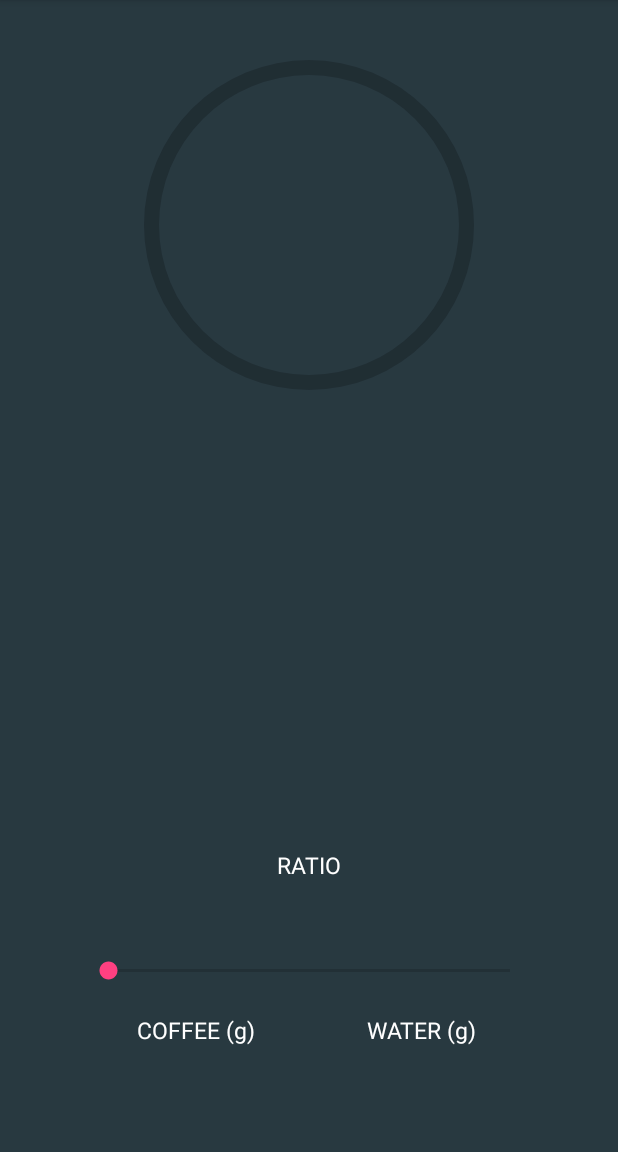
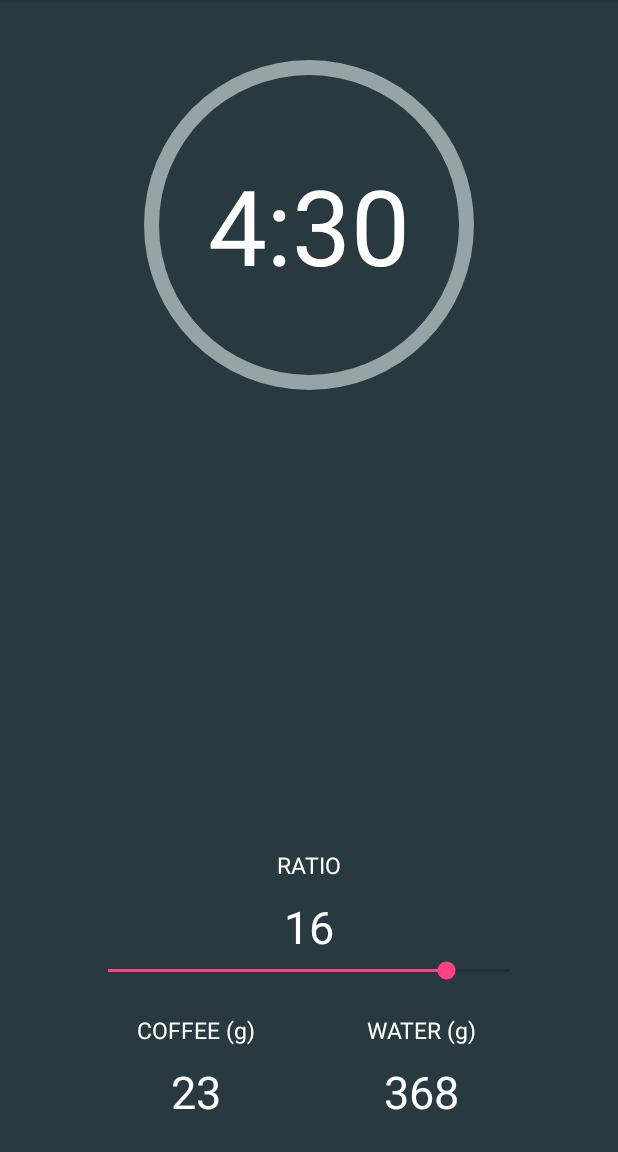
Before and after one commit to akosborn/Pressta, an Android app: the fragment HotBrewFragment shown on its own in the app's theme, on a phone screen of 412 x 824 dp, the part 84-1236 px from its top. Run offline under Robolectric (Android 15) with nearby library versions, the phone set to English and light mode, and no system bars.

```diff
--- a/app/src/main/AndroidManifest.xml
+++ b/app/src/main/AndroidManifest.xml
@@ -18,7 +18,8 @@
                 <category android:name="android.intent.category.LAUNCHER"/>
             </intent-filter>
         </activity>
-        <activity android:name=".controller.BrewActivity"/>
+        <activity android:name=".controller.HotBrewActivity"/>
+        <activity android:name=".controller.ColdBrewActivity"/>
     </application>
 
 </manifest>
--- /dev/null
+++ b/app/src/main/java/me/andrewosborn/pressta/controller/HotBrewActivity.java
@@ -0,0 +1,12 @@
+package me.andrewosborn.pressta.controller;
+
+import android.support.v4.app.Fragment;
+
+public class HotBrewActivity extends SingleFragmentActivity
+{
+    @Override
+    protected Fragment createFragment()
+    {
+        return HotBrewFragment.newInstance();
+    }
+}
--- a/app/src/main/java/me/andrewosborn/pressta/controller/BrewFragment.java
+++ b/app/src/main/java/me/andrewosborn/pressta/controller/HotBrewFragment.java
@@ -18,7 +18,6 @@ import android.view.ViewGroup;
 import android.view.animation.Animation;
 import android.view.animation.RotateAnimation;
 import android.widget.EditText;
-import android.widget.ImageView;
 import android.widget.ProgressBar;
 import android.widget.RelativeLayout;
 import android.widget.SeekBar;
@@ -28,10 +27,8 @@ import me.andrewosborn.pressta.R;
 import me.andrewosborn.pressta.model.Brew;
 import me.andrewosborn.pressta.model.Type;
 
-public class BrewFragment extends Fragment
+public class HotBrewFragment extends Fragment
 {
-    private static final String ARG_BREW_TYPE = "brew_type";
-
     private EditText mCoffeeWeightField;
     private EditText mWaterWeightField;
     private ProgressBar mBrewProgressBar;
@@ -40,21 +37,12 @@ public class BrewFragment extends Fragment
     private TextView mTimeRemainingTextView;
     private AppCompatSeekBar mRatioSeekbar;
     private TextView mRatioTextView;
-    private EditText mColdBrewDurationEditText;
-    private RelativeLayout mDurationRelLayout;
 
-    private Brew mBrew;
-    private Type mBrewType;
+    private static final Brew mBrew = new Brew(Type.HOT, 23, 16, 4.5f);
 
-    public static BrewFragment newInstance(Type brewType)
+    public static HotBrewFragment newInstance()
     {
-        BrewFragment fragment = new BrewFragment();
-
-        Bundle args = new Bundle();
-        args.putSerializable(ARG_BREW_TYPE, brewType);
-        fragment.setArguments(args);
-
-        return fragment;
+        return new HotBrewFragment();
     }
 
     @Nullable
@@ -66,7 +54,7 @@ public class BrewFragment extends Fragment
         super.onCreateView(inflater, container, savedInstanceState);
 
         // Inflate and get reference to calculation fragment view
-        View view = inflater.inflate(R.layout.fragment_brew, container, false);
+        View view = inflater.inflate(R.layout.fragment_hot_brew, container, false);
 
         mCoffeeWeightField = (EditText) view.findViewById(R.id.edit_text_coffee_weight);
         mCoffeeWeightField.addTextChangedListener(new TextWatcher()
@@ -144,22 +132,6 @@ public class BrewFragment extends Fragment
         mBrewProgressBar = (ProgressBar) view.findViewById(R.id.progress_bar_brew_countdown);
         mTimeRemainingTextView = (TextView) view.findViewById(R.id.text_view_time_remaining);
 
-        mColdBrewDurationEditText = (EditText) view.findViewById(R.id.edit_text_cold_brew_duration);
-
-        mDurationRelLayout = (RelativeLayout) view.findViewById(R.id.rel_layout_duration);
-
-        if (mBrewType.equals(Type.HOT))
-            mBrew = new Brew(mBrewType, 23, 16, 4.5f);
-        else if (mBrewType.equals(Type.COLD))
-        {
-            mBrew = new Brew(mBrewType, 23, 8, 720f);
-            mBrewProgressBar.setVisibility(View.INVISIBLE);
-            mTimeRemainingTextView.setVisibility(View.INVISIBLE);
-            mDurationRelLayout.setVisibility(View.VISIBLE);
-            mColdBrewDurationEditText.setText(String.valueOf((int) mBrew.getBrewDurationMin() / 60));
-        }
-
-
         createTimer(mBrew.getBrewDurationMin());
         mTimeRemainingTextView.setOnClickListener(new View.OnClickListener()
         {
@@ -215,14 +187,6 @@ public class BrewFragment extends Fragment
         mWaterWeightField.setText(String.valueOf(mBrew.getWaterWeight()));
 
         return view;
-    }
-
-    @Override
-    public void onCreate(@Nullable Bundle savedInstanceState)
-    {
-        super.onCreate(savedInstanceState);
-
-         mBrewType = (Type) getArguments().getSerializable(ARG_BREW_TYPE);
     }
 
     @Override
--- a/app/src/main/java/me/andrewosborn/pressta/model/Brew.java
+++ b/app/src/main/java/me/andrewosborn/pressta/model/Brew.java
@@ -24,12 +24,6 @@ public class Brew
         this.waterWeight = waterWeight;
         this.ratio = ratio;
         this.brewDurationMin = brewDurationMin;
-    }
-
-    public Brew()
-    {
-        this.coffeeWeight = 0;
-        this.waterWeight = 0;
     }
 
     public Type getType()
--- a/app/src/main/res/layout/fragment_brew.xml
+++ b/app/src/main/res/layout/fragment_cold_brew.xml
@@ -9,8 +9,7 @@
         android:id="@+id/rel_layout_duration"
         android:layout_width="300dp"
         android:layout_height="300dp"
-        android:layout_centerHorizontal="true"
-        android:visibility="invisible">
+        android:layout_centerHorizontal="true">
 
         <LinearLayout
             android:id="@+id/lin_layout_duration"
@@ -47,42 +46,7 @@
             android:layout_above="@id/lin_layout_duration"
             android:textSize="15sp"
             android:textColor="@android:color/white"
-            android:text="BREW TIME"/>
-
-    </RelativeLayout>
-
-    <RelativeLayout
-        android:id="@+id/layout_progress_bar"
-        android:layout_width="300dp"
-        android:layout_height="300dp"
-        android:layout_centerHorizontal="true">
-
-        <ProgressBar
-            android:id="@+id/progress_bar_brew_countdown"
-            style="?android:attr/progressBarStyleHorizontal"
-            android:layout_centerInParent="true"
-            android:layout_width="match_parent"
-            android:layout_height="match_parent"
-            android:indeterminate="false"
-            android:background="@drawable/circular_progress_bar_black"
-            android:progressDrawable="@drawable/circular_progress_bar_concrete"/>
-
-        <TextView
-            android:id="@+id/text_view_time_remaining"
-            android:layout_width="wrap_content"
-            android:layout_height="wrap_content"
-            android:layout_centerInParent="true"
-            tools:text="4:30"
-            android:textSize="70sp"
-            android:textColor="@android:color/white"/>
-
-        <ImageView
-            android:id="@+id/img_view_pressta_logo"
-            android:layout_width="wrap_content"
-            android:layout_height="wrap_content"
-            android:layout_centerInParent="true"
-            android:src="@drawable/pressta_no_background"
-            android:visibility="invisible"/>
+            android:text="@string/brew_time"/>
 
     </RelativeLayout>
 
--- /dev/null
+++ b/app/src/main/res/layout/fragment_hot_brew.xml
@@ -0,0 +1,116 @@
+<?xml version="1.0" encoding="utf-8"?>
+<RelativeLayout xmlns:android="http://schemas.android.com/apk/res/android"
+                android:layout_width="match_parent"
+                android:layout_height="match_parent"
+                android:background="@color/teal"
+                xmlns:tools="http://schemas.android.com/tools">
+
+    <RelativeLayout
+        android:id="@+id/layout_progress_bar"
+        android:layout_width="300dp"
+        android:layout_height="300dp"
+        android:layout_centerHorizontal="true">
+
+        <ProgressBar
+            android:id="@+id/progress_bar_brew_countdown"
+            style="?android:attr/progressBarStyleHorizontal"
+            android:layout_centerInParent="true"
+            android:layout_width="match_parent"
+            android:layout_height="match_parent"
+            android:indeterminate="false"
+            android:background="@drawable/circular_progress_bar_black"
+            android:progressDrawable="@drawable/circular_progress_bar_concrete"/>
+
+        <TextView
+            android:id="@+id/text_view_time_remaining"
+            android:layout_width="wrap_content"
+            android:layout_height="wrap_content"
+            android:layout_centerInParent="true"
+            tools:text="4:30"
+            android:textSize="70sp"
+            android:textColor="@android:color/white"/>
+
+    </RelativeLayout>
+
+    <LinearLayout
+        android:id="@+id/linear_layout_weights"
+        android:layout_width="300dp"
+        android:layout_height="wrap_content"
+        android:layout_alignParentBottom="true"
+        android:layout_centerHorizontal="true"
+        android:layout_marginBottom="20dp">
+        <EditText
+            android:id="@+id/edit_text_coffee_weight"
+            android:layout_width="150dp"
+            android:layout_height="wrap_content"
+            android:gravity="center_horizontal"
+            android:inputType="number"
+            android:textSize="30sp"
+            android:background="@color/transparent"
+            android:textColor="@android:color/white"
+            android:cursorVisible="false"/>
+        <EditText
+            android:id="@+id/edit_text_water_weight"
+            android:layout_width="150dp"
+            android:layout_height="wrap_content"
+            android:gravity="center_horizontal"
+            android:inputType="number"
+            android:textSize="30sp"
+            android:background="@color/transparent"
+            android:textColor="@android:color/white"
+            android:cursorVisible="false"/>
+    </LinearLayout>
+
+    <LinearLayout
+        android:id="@+id/linear_layout_weight_labels"
+        android:layout_width="wrap_content"
+        android:layout_height="wrap_content"
+        android:layout_centerHorizontal="true"
+        android:layout_above="@id/linear_layout_weights"
+        android:layout_marginBottom="10dp">
+        <TextView
+            android:layout_width="150dp"
+            android:layout_height="wrap_content"
+            android:gravity="center_horizontal"
+            android:text="@string/text_view_label_coffee"
+            android:labelFor="@id/edit_text_coffee_weight"
+            android:textSize="15sp"/>
+        <TextView
+            android:layout_width="150dp"
+            android:layout_height="wrap_content"
+            android:gravity="center_horizontal"
+            android:text="@string/text_view_label_water"
+            android:labelFor="@id/edit_text_water_weight"
+            android:textSize="15sp"/>
+    </LinearLayout>
+
+    <SeekBar
+        android:layout_width="300dp"
+        android:layout_height="wrap_content"
+        android:id="@+id/seekbar_ratio"
+        android:max="19"
+        android:layout_marginBottom="20dp"
+        android:layout_above="@id/linear_layout_weight_labels"
+        android:layout_centerHorizontal="true"/>
+
+    <TextView
+        android:id="@+id/text_view_seekbar_label"
+        android:layout_width="wrap_content"
+        android:layout_height="wrap_content"
+        tools:text="16"
+        android:layout_centerHorizontal="true"
+        android:gravity="center_horizontal"
+        android:textSize="30sp"
+        android:layout_above="@id/seekbar_ratio"
+        android:minEms="2"/>
+
+    <TextView
+        android:layout_width="wrap_content"
+        android:layout_height="wrap_content"
+        android:layout_above="@id/text_view_seekbar_label"
+        android:layout_centerHorizontal="true"
+        android:text="@string/ratio_label"
+        android:textSize="15sp"
+        android:layout_marginBottom="10dp"/>
+
+</RelativeLayout>
--- a/app/src/main/res/values/strings.xml
+++ b/app/src/main/res/values/strings.xml
@@ -14,9 +14,5 @@
     <string name="my_brews_label">MY BREWS</string>
     <string name="quick_brew_label">QUICK BREW</string>
     <string name="hours_label">h</string>
-
-    <string-array name="spinner_array">
-        <item>HOT</item>
-        <item>COLD</item>
-    </string-array>
+    <string name="brew_time">BREW TIME</string>
 </resources>
```
Also changed, not shown: app/src/main/java/me/andrewosborn/pressta/controller/BrewActivity.java (deleted, +0 -19 lines), app/src/main/java/me/andrewosborn/pressta/controller/ColdBrewActivity.java (added, +14 -0 lines), app/src/main/java/me/andrewosborn/pressta/controller/ColdBrewFragment.java (added, +187 -0 lines), app/src/main/java/me/andrewosborn/pressta/controller/PresstaFragment.java (+7 -2 lines).
